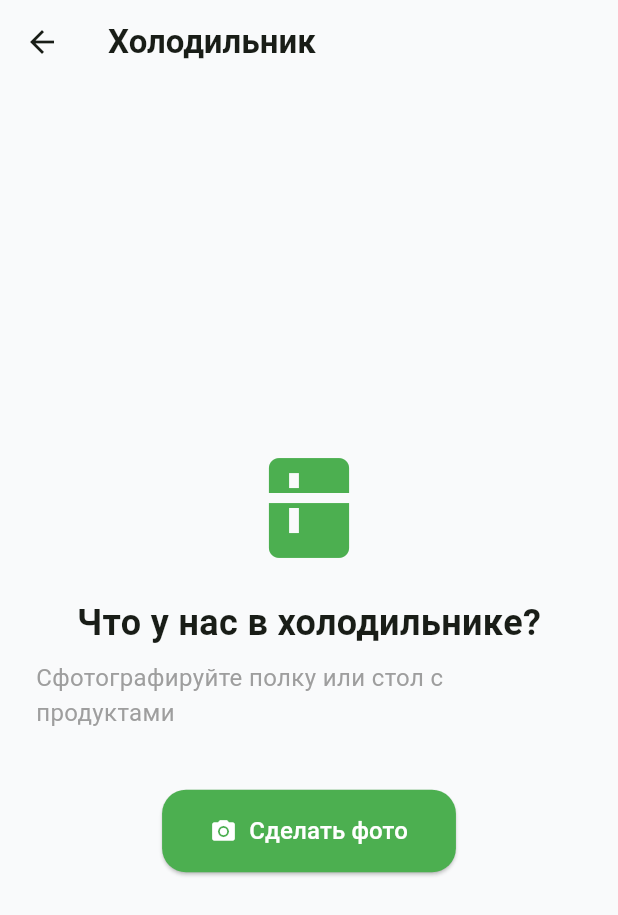
After one commit to m0nk0/my_food, a Flutter app: the FridgeScreen screen opened directly, on a phone screen of 412 x 824 dp. The commit adds this screen. Shown: the top 915 px of the screen. Run offline on Flutter 3.47's test engine with Material 3 defaults, Android fonts, the phone set to English and light mode, and no system bars; our stand-ins replace drift, flutter_image_compress, flutter_markdown, image_picker, shared_preferences; missing offline and left inert: flutter_exif_rotation; accounts and stored records are empty; generated files the repository leaves out were written again.

Commit message:
feat: added Smart Fridge with product recognition and editing

```diff
--- a/lib/main.dart
+++ b/lib/main.dart
@@ -6,6 +6,7 @@ import 'package:flutter_localizations/flutter_localizations.dart';
 import 'data/database.dart';
 import 'providers/diary_provider.dart';
 import 'providers/food_analysis_provider.dart' as food_provider;
+import 'providers/fridge_provider.dart'; // <--- ДОБАВЛЕН ИМПОРТ
 import 'screens/onboarding_screen.dart';
 import 'screens/diary_screen.dart';
 
@@ -15,7 +16,7 @@ void main() async {
   final prefs = await SharedPreferences.getInstance();
 
   // ПРОВЕРЯЕМ: есть ли сохраненный вес?
-  // Если вес есть, значит пользователь уже проходил анкету (или вводил данные).
+  // Если вес есть, значит пользователь уже проходил анкету.
   final hasProfile = prefs.containsKey('userWeight');
 
   runApp(MyApp(hasProfile: hasProfile));
@@ -34,6 +35,7 @@ class MyApp extends StatelessWidget {
         Provider<AppDatabase>.value(value: database),
         ChangeNotifierProvider(create: (context) => DiaryProvider(database)),
         ChangeNotifierProvider(create: (context) => food_provider.FoodAnalysisProvider()),
+        ChangeNotifierProvider(create: (context) => FridgeProvider()), // <--- ДОБАВЛЕН ПРОВАЙДЕР
       ],
       child: MaterialApp(
         title: 'Моя Еда',
--- /dev/null
+++ b/lib/screens/fridge_screen.dart
@@ -0,0 +1,297 @@
+import 'dart:io';
+import 'package:flutter/material.dart';
+import 'package:provider/provider.dart';
+import 'package:image_picker/image_picker.dart';
+import 'package:flutter_markdown/flutter_markdown.dart';
+import '../providers/fridge_provider.dart';
+import '../providers/diary_provider.dart';
+import '../services/calculator_service.dart';
+import 'package:shared_preferences/shared_preferences.dart';
+
+class FridgeScreen extends StatefulWidget {
+  const FridgeScreen({super.key});
+
+  @override
+  State<FridgeScreen> createState() => _FridgeScreenState();
+}
+
+class _FridgeScreenState extends State<FridgeScreen> {
+  final ImagePicker _picker = ImagePicker();
+
+  Future<void> _pickImage(FridgeProvider provider) async {
+    final XFile? image = await _picker.pickImage(source: ImageSource.camera);
+    if (image != null) {
+      provider.scanFridge(File(image.path));
+    }
+  }
+
+  Future<void> _generate(FridgeProvider provider) async {
+    final diary = Provider.of<DiaryProvider>(context, listen: false);
+    final prefs = await SharedPreferences.getInstance();
+
+    final dailyCalories = await CalculatorService.getDailyCalories();
+    final allergies = prefs.getString('userAllergies') ?? '';
+    final goal = prefs.getString('userGoal') ?? 'Поддерживать форму';
+
+    final remaining = (dailyCalories - diary.totalCalories).clamp(0.0, 5000.0);
+
+    provider.generateRecipes(
+      remainingCalories: remaining,
+      allergies: allergies,
+      goal: goal,
+    );
+  }
+
+  @override
+  Widget build(BuildContext context) {
+    final provider = Provider.of<FridgeProvider>(context);
+
+    return Scaffold(
+      backgroundColor: const Color(0xFFF9FAFB),
+      appBar: AppBar(
+        title: const Text('Холодильник', style: TextStyle(fontWeight: FontWeight.bold)),
+        backgroundColor: Colors.transparent,
+        elevation: 0,
+      ),
+      body: _buildBody(provider),
+    );
+  }
+
+  Widget _buildBody(FridgeProvider provider) {
+    // 1. Загрузка (сканирование)
+    if (provider.isScanning) {
+      return const Center(
+        child: Column(
+          mainAxisAlignment: MainAxisAlignment.center,
+          children: [
+            CircularProgressIndicator(),
+            SizedBox(height: 16),
+            Text('Смотрим, что в холодильнике...', style: TextStyle(fontSize: 18, color: Colors.grey)),
+          ],
+        ),
+      );
+    }
+
+    // 2. Генерация рецептов
+    if (provider.isGenerating) {
+      return const Center(
+        child: Column(
+          mainAxisAlignment: MainAxisAlignment.center,
+          children: [
+            CircularProgressIndicator(),
+            SizedBox(height: 16),
+            Text('Шеф-повар думает...', style: TextStyle(fontSize: 18, color: Colors.grey)),
+          ],
+        ),
+      );
+    }
+
+    // 3. Показ рецептов
+    if (provider.recipes != null) {
+      return SafeArea(
+        child: SingleChildScrollView(
+          padding: const EdgeInsets.all(16),
+          child: Column(
+            children: [
+              Card(
+                elevation: 0,
+                color: Colors.white,
+                shape: RoundedRectangleBorder(
+                  borderRadius: BorderRadius.circular(24),
+                  side: BorderSide(color: Colors.grey.shade200),
+                ),
+                child: Padding(
+                  padding: const EdgeInsets.all(20.0),
+                  child: MarkdownBody(
+                    data: provider.recipes!,
+                    styleSheet: MarkdownStyleSheet(
+                      h1: const TextStyle(fontSize: 24, fontWeight: FontWeight.bold, color: Colors.green),
+                      h2: const TextStyle(fontSize: 20, fontWeight: FontWeight.bold, color: Colors.green),
+                      h3: const TextStyle(fontSize: 18, fontWeight: FontWeight.bold, color: Colors.black87),
+                      p: const TextStyle(fontSize: 16, height: 1.5, color: Colors.black87),
+                      listBullet: const TextStyle(fontSize: 16, height: 1.5),
+                      strong: const TextStyle(fontWeight: FontWeight.bold),
+                    ),
+                  ),
+                ),
+              ),
+              const SizedBox(height: 24),
+              SizedBox(
+                width: double.infinity,
+                height: 56,
+                child: OutlinedButton(
+                  onPressed: () => provider.reset(),
+                  style: OutlinedButton.styleFrom(
+                    shape: RoundedRectangleBorder(borderRadius: BorderRadius.circular(16)),
+                  ),
+                  child: const Text('Вернуться к продуктам', style: TextStyle(fontSize: 16)),
+                ),
+              ),
+            ],
+          ),
+        ),
+      );
+    }
+
+    // 4. Если продукты уже распознаны (список)
+    if (provider.products.isNotEmpty) {
+      return SafeArea(
+        child: Padding(
+          padding: const EdgeInsets.all(20),
+          child: Column(
+            crossAxisAlignment: CrossAxisAlignment.start,
+            children: [
+              if (provider.pickedFile != null)
+                ClipRRect(
+                  borderRadius: BorderRadius.circular(20),
+                  child: Image.file(provider.pickedFile!, height: 200, width: double.infinity, fit: BoxFit.cover),
+                ),
+              const SizedBox(height: 24),
+              const Text('Что мы нашли:', style: TextStyle(fontSize: 22, fontWeight: FontWeight.bold)),
+              const SizedBox(height: 16),
+              Expanded(
+                child: SingleChildScrollView(
+                  child: Wrap(
+                    spacing: 8,
+                    runSpacing: 8,
+                                        children: provider.products.map((product) {
+                      return InputChip(
+                        label: Text(product, style: const TextStyle(fontSize: 16)),
+                        onPressed: () {
+                          // Открываем диалог редактирования
+                          _showEditProductDialog(provider, product);
+                        },
+                        deleteIcon: const Icon(Icons.close, size: 18),
+                        onDeleted: () => provider.removeProduct(product),
+                        backgroundColor: Colors.green.shade50,
+                        side: BorderSide(color: Colors.green.shade200),
+                      );
+                    }).toList(),
+                  ),
+                ),
+              ),
+              const SizedBox(height: 16),
+              // Кнопка добавить продукт вручную
+              TextButton.icon(
+                onPressed: () {
+                  _showAddProductDialog(provider);
+                },
+                icon: const Icon(Icons.add),
+                label: const Text('Добавить продукт'),
+              ),
+              const SizedBox(height: 16),
+              SizedBox(
+                width: double.infinity,
+                height: 56,
+                child: FilledButton(
+                  onPressed: () => _generate(provider),
+                  style: FilledButton.styleFrom(
+                    backgroundColor: Colors.green,
+                    shape: RoundedRectangleBorder(borderRadius: BorderRadius.circular(16)),
+                  ),
+                  child: const Text('Придумать рецепты', style: TextStyle(fontSize: 16)),
+                ),
+              ),
+            ],
+          ),
+        ),
+      );
+    }
+
+    // 5. Начальный экран (камера)
+    return Center(
+      child: Padding(
+        padding: const EdgeInsets.all(24.0),
+        child: Column(
+          mainAxisAlignment: MainAxisAlignment.center,
+          children: [
+            if (provider.errorMessage != null)
+              Padding(
+                padding: const EdgeInsets.only(bottom: 20),
+                child: Text(provider.errorMessage!, style: const TextStyle(color: Colors.red), textAlign: TextAlign.center),
+              ),
+            const Icon(Icons.kitchen, size: 80, color: Colors.green),
+            const SizedBox(height: 20),
+            const Text('Что у нас в холодильнике?', style: TextStyle(fontSize: 24, fontWeight: FontWeight.bold)),
+            const SizedBox(height: 8),
+            const Text('Сфотографируйте полку или стол с продуктами', style: TextStyle(color: Colors.grey, fontSize: 16)),
+            const SizedBox(height: 40),
+            ElevatedButton.icon(
+              onPressed: () => _pickImage(provider),
+              icon: const Icon(Icons.camera_alt),
+              label: const Text('Сделать фото', style: TextStyle(fontSize: 16)),
+              style: ElevatedButton.styleFrom(
+                padding: const EdgeInsets.symmetric(horizontal: 32, vertical: 16),
+                backgroundColor: Colors.green,
+                foregroundColor: Colors.white,
+                shape: RoundedRectangleBorder(borderRadius: BorderRadius.circular(16)),
+              ),
+            ),
+          ],
+        ),
+      ),
+    );
+  }
+
+  void _showAddProductDialog(FridgeProvider provider) {
+    final controller = TextEditingController();
+    showDialog(
+      context: context,
+      builder: (context) {
+        return AlertDialog(
+          shape: RoundedRectangleBorder(borderRadius: BorderRadius.circular(20)),
+          title: const Text('Добавить продукт'),
+          content: TextField(
+            controller: controller,
+            autofocus: true,
+            decoration: const InputDecoration(labelText: 'Название продукта'),
+          ),
+          actions: [
+            TextButton(onPressed: () => Navigator.pop(context), child: const Text('Отмена')),
+            FilledButton(
+              onPressed: () {
+                provider.addProduct(controller.text.trim());
+                Navigator.pop(context);
+              },
+              style: FilledButton.styleFrom(backgroundColor: Colors.green),
+              child: const Text('Добавить'),
+            ),
+          ],
+        );
+      },
+    );
+  }
+
+  void _showEditProductDialog(FridgeProvider provider, String oldProduct) {
+    final controller = TextEditingController(text: oldProduct);
+    showDialog(
+      context: context,
+      builder: (context) {
+        return AlertDialog(
+          shape: RoundedRectangleBorder(borderRadius: BorderRadius.circular(20)),
+          title: const Text('Редактировать продукт'),
+          content: TextField(
+            controller: controller,
+            autofocus: true,
+            decoration: const InputDecoration(labelText: 'Название продукта'),
+          ),
+          actions: [
+            TextButton(onPressed: () => Navigator.pop(context), child: const Text('Отмена')),
+            FilledButton(
+              onPressed: () {
+                final newName = controller.text.trim();
+                if (newName.isNotEmpty) {
+                  provider.removeProduct(oldProduct);
+                  provider.addProduct(newName);
+                }
+                Navigator.pop(context);
+              },
+              style: FilledButton.styleFrom(backgroundColor: Colors.green),
+              child: const Text('Сохранить'),
+            ),
+          ],
+        );
+      },
+    );
+  }
+}
```
Also changed, not shown: lib/providers/fridge_provider.dart (added, +100 -0 lines), lib/screens/diary_screen.dart (+28 -2 lines), lib/services/giga_food_service.dart (+124 -1 lines).
